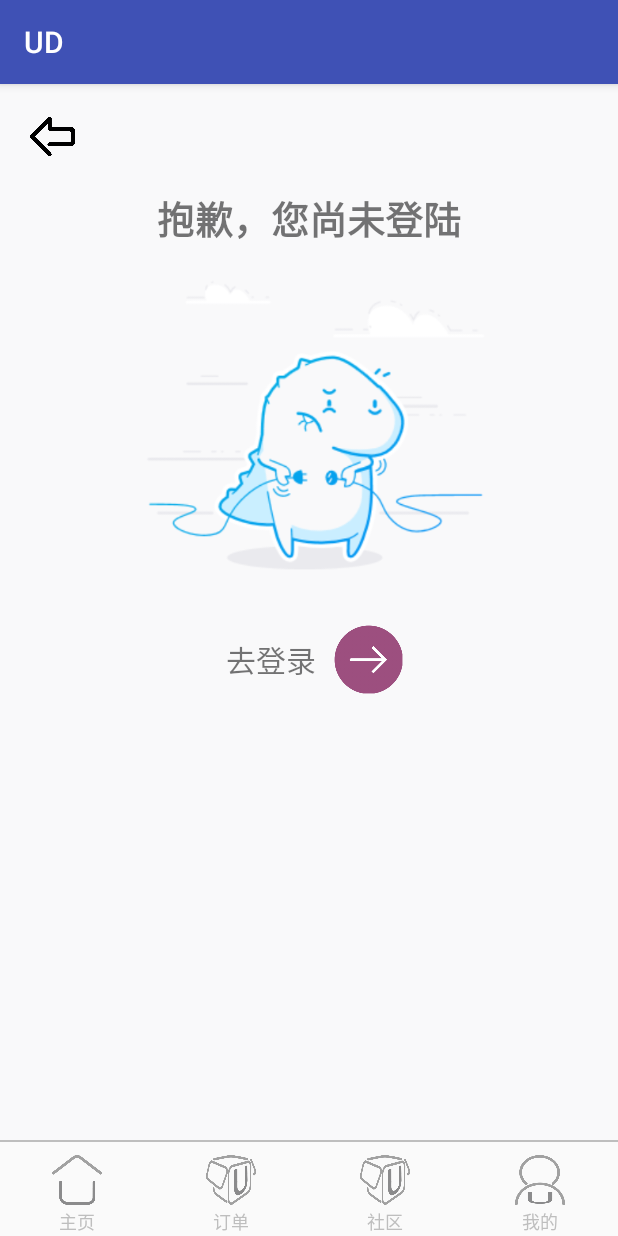
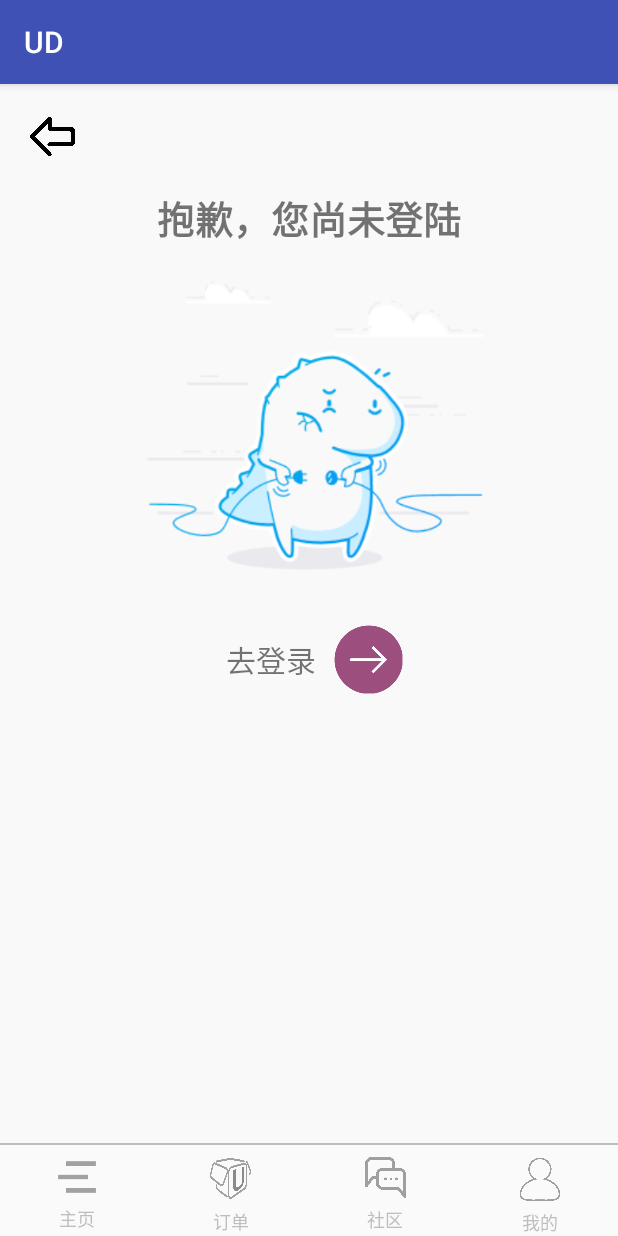
Before and after one commit to Gloria-zzy/Bottom_FY, an Android app: the fragment FragOrder placed in its activity, on a phone screen of 412 x 824 dp. Run offline under Robolectric (Android 15) with nearby library versions, the phone set to English and light mode, and no system bars.

Commit message:
统一界面风格

```diff
--- a/app/src/main/java/com/example/administrator/bottom/frag/FragOrder.java
+++ b/app/src/main/java/com/example/administrator/bottom/frag/FragOrder.java
@@ -43,6 +43,8 @@ public class FragOrder extends Fragment {
     private LinearLayout history;
     private ScrollView scrollView1;
     private ScrollView scrollView2;
+    private ScrollView sv;
+    private RefreshLayout rl;
     private String phone;
 
     private ViewPager pager;
@@ -84,6 +86,9 @@ public class FragOrder extends Fragment {
             scrollView1=(ScrollView) inflater.inflate(R.layout.mod_current_order, container, false).findViewById(R.id.current_order_scroll);
             scrollView2=(ScrollView) inflater.inflate(R.layout.mod_history_order, container, false).findViewById(R.id.history_order_scroll);
 
+            sv = (ScrollView) view.findViewById(R.id.sv_fragOrder);
+            rl = (RefreshLayout) view.findViewById(R.id.rl_fragOrder);
+
             ll = (LinearLayout) scrollView1.findViewById(R.id.current_order_ll);
             history = (LinearLayout) scrollView2.findViewById(R.id.history_order_ll);
 
@@ -101,19 +106,19 @@ public class FragOrder extends Fragment {
             initViewPager();
 
             //解决RefreshLayout和ScrollView的冲突
-//            sv.setOnTouchListener(new View.OnTouchListener() {
-//                @Override
-//                public boolean onTouch(View v, MotionEvent event) {
-//                    if(event.getAction() == MotionEvent.ACTION_UP){
-//                        //允许ScrollView截断点击事件，ScrollView可滑动
-//                        rl.requestDisallowInterceptTouchEvent(false);
-//                    }else{
-//                        //不允许ScrollView截断点击事件，点击事件由子View处理
-//                        rl.requestDisallowInterceptTouchEvent(true);
-//                    }
-//                    return false;
-//                }
-//            });
+            sv.setOnTouchListener(new View.OnTouchListener() {
+                @Override
+                public boolean onTouch(View v, MotionEvent event) {
+                    if(event.getAction() == MotionEvent.ACTION_UP){
+                        //允许ScrollView截断点击事件，ScrollView可滑动
+                        rl.requestDisallowInterceptTouchEvent(true);
+                    }else{
+                        //不允许ScrollView截断点击事件，点击事件由子View处理
+                        rl.requestDisallowInterceptTouchEvent(false);
+                    }
+                    return false;
+                }
+            });
 
             if (Config.loginStatus == 1) {
                 // 获得phoneNum
--- a/app/src/main/res/drawable/tab_menu_community.xml
+++ b/app/src/main/res/drawable/tab_menu_community.xml
@@ -1,5 +1,5 @@
 <?xml version="1.0" encoding="utf-8"?>
 <selector xmlns:android="http://schemas.android.com/apk/res/android">
-    <item android:drawable="@drawable/item_order" android:state_selected="true"/>
-    <item android:drawable="@drawable/item_order_bw"/>
+    <item android:drawable="@drawable/item_community" android:state_selected="true"/>
+    <item android:drawable="@drawable/item_community_bw"/>
 </selector>
--- a/app/src/main/res/drawable/tab_menu_deal_text.xml
+++ b/app/src/main/res/drawable/tab_menu_deal_text.xml
@@ -1,7 +1,7 @@
 <?xml version="1.0" encoding="utf-8"?>
 <selector xmlns:android="http://schemas.android.com/apk/res/android">
 
-    <item android:color="#FF8247" android:state_selected="true"/>
+    <item android:color="@color/theme_blue" android:state_selected="true"/>
     <item android:color="#BEBEBE" />
 
 </selector>
--- a/app/src/main/res/drawable/tab_menu_order.xml
+++ b/app/src/main/res/drawable/tab_menu_order.xml
@@ -1,5 +1,5 @@
 <?xml version="1.0" encoding="utf-8"?>
 <selector xmlns:android="http://schemas.android.com/apk/res/android">
-    <item android:drawable="@drawable/item_order" android:state_selected="true"/>
-    <item android:drawable="@drawable/item_order_bw"/>
+    <item android:drawable="@drawable/item_order_2" android:state_selected="true"/>
+    <item android:drawable="@drawable/item_order_bw_2"/>
 </selector>
--- a/app/src/main/res/layout/activity_main.xml
+++ b/app/src/main/res/layout/activity_main.xml
@@ -11,6 +11,7 @@
         android:layout_width="match_parent"
         android:layout_height="56dp"
         android:orientation="horizontal"
+        android:layout_marginBottom="2sp"
         android:layout_alignParentBottom="true">
 
         <LinearLayout
@@ -42,9 +43,9 @@
             android:orientation="vertical"
             android:gravity="center_horizontal">
             <ImageView
-                android:layout_width="33sp"
-                android:layout_height="33sp"
-                android:layout_margin="2sp"
+                android:layout_width="27sp"
+                android:layout_height="27sp"
+                android:layout_margin="6sp"
                 android:src="@drawable/tab_menu_order"/>
             <TextView
                 android:layout_width="wrap_content"
@@ -63,9 +64,9 @@
             android:orientation="vertical"
             android:gravity="center_horizontal">
             <ImageView
-                android:layout_width="33sp"
-                android:layout_height="33sp"
-                android:layout_margin="2sp"
+                android:layout_width="30sp"
+                android:layout_height="30sp"
+                android:layout_margin="4sp"
                 android:src="@drawable/tab_menu_community"/>
             <TextView
                 android:layout_width="wrap_content"
@@ -84,9 +85,9 @@
             android:orientation="vertical"
             android:gravity="center_horizontal">
             <ImageView
-                android:layout_width="33sp"
-                android:layout_height="33sp"
-                android:layout_margin="2sp"
+                android:layout_width="29sp"
+                android:layout_height="29sp"
+                android:layout_margin="5sp"
                 android:src="@drawable/tab_menu_me"/>
             <TextView
                 android:layout_width="wrap_content"
@@ -101,7 +102,7 @@
     <View
         android:id="@+id/blank_bar"
         android:layout_width="match_parent"
-        android:layout_height="10px"
+        android:layout_height="4px"
         android:background="@android:color/transparent"
         android:layout_above="@id/tab_menu"/>
     <View
--- a/app/src/main/res/values/colors.xml
+++ b/app/src/main/res/values/colors.xml
@@ -12,7 +12,7 @@
     <color name="theme">#FFEEC591</color>
     <color name="theme_2nd">#CCEEC591</color>
     <color name="nav_color">#4052b5</color>
-    <color name="theme_blue">#2d3653</color>
+    <color name="theme_blue">#2395d5</color>
     <color name="theme_orange">#f7bb42</color>
     <color name="grey">#a9a9a9</color>
     <color name="white_grey">#f7f7f9</color>
```
Also changed, not shown: app/src/main/res/drawable/item_community.png (added), app/src/main/res/drawable/item_community_bw.png (added), app/src/main/res/drawable/item_home_2.png, app/src/main/res/drawable/item_home_bw_2.png, app/src/main/res/drawable/item_me.png, app/src/main/res/drawable/item_me_bw.png, app/src/main/res/drawable/item_order.png, app/src/main/res/drawable/item_order_2.png (added), app/src/main/res/drawable/item_order_bw.png, app/src/main/res/drawable/item_order_bw_2.png (added).
